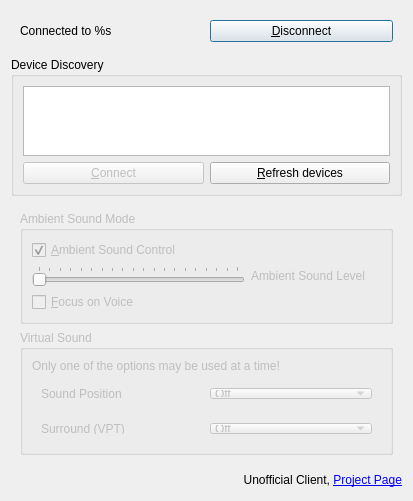
First picture: the form in Client/qt/dialog.ui, repository Plutoberth/SonyHeadphonesClient, before the edit.
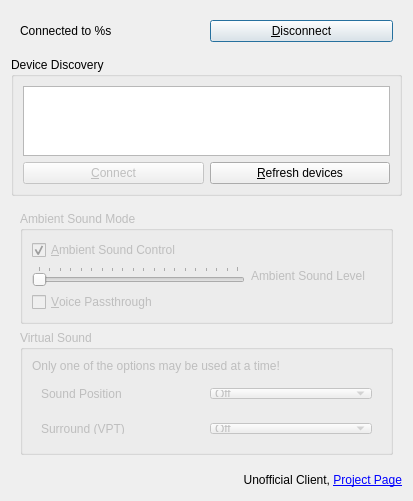
Second picture: the form after the edit. Icons and pictures are not drawn.

Commit message: update voice passthrough string

```diff
--- a/Client/qt/dialog.ui
+++ b/Client/qt/dialog.ui
@@ -167,7 +167,7 @@
                 <bool>false</bool>
                </property>
                <property name="text">
-                <string>&amp;Focus on Voice</string>
+                <string>&amp;Voice Passthrough</string>
                </property>
                <property name="checkable">
                 <bool>true</bool>
```
